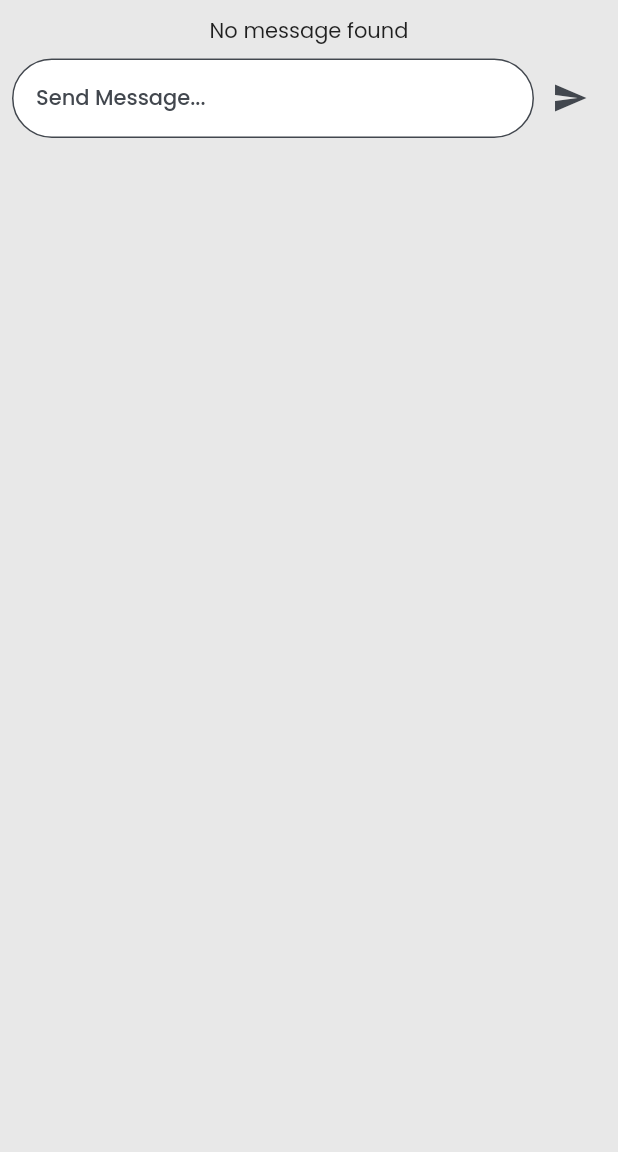
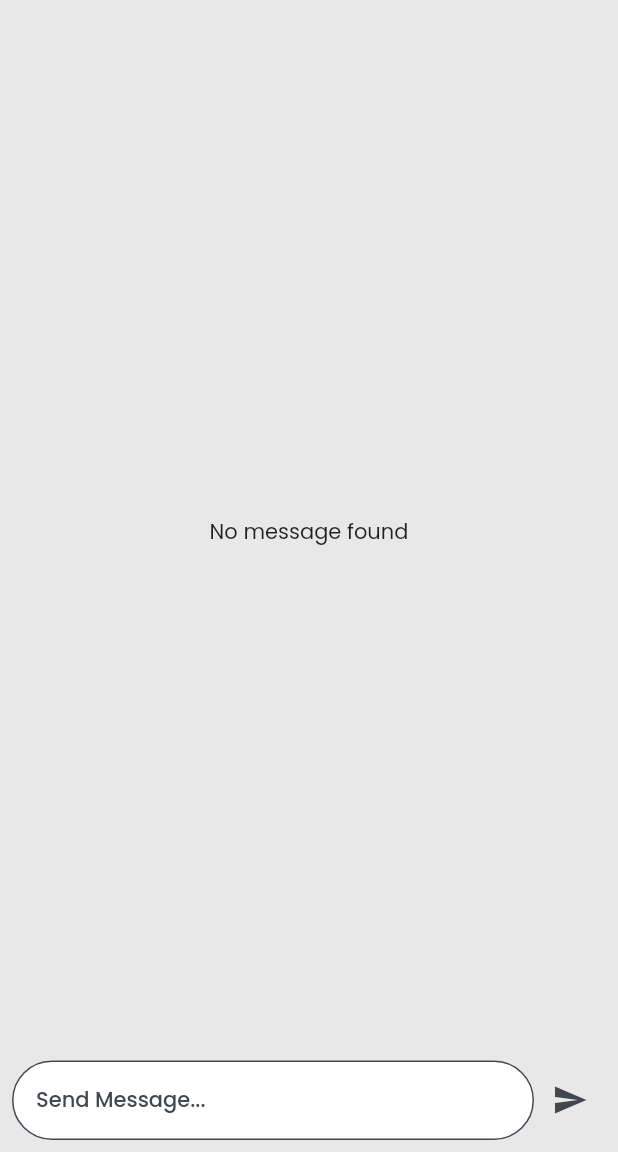
Before and after one commit to IvanSholana/chat_app, a Flutter app: the screen it shows once a user with an empty profile is signed in, on a phone screen of 412 x 824 dp, the part 84-1236 px from its top. Run offline on Flutter 3.47's test engine with Material 2 defaults, Android fonts, the phone set to English and light mode, and no system bars; our stand-ins replace cloud_firestore, firebase_auth, firebase_core, firebase_storage, google_fonts, image_picker; accounts and stored records are empty.

Commit message:
done app chat

```diff
--- a/lib/screens/home_screen/main_home.dart
+++ b/lib/screens/home_screen/main_home.dart
@@ -28,7 +28,8 @@ class _HomeScreenState extends State<HomeScreen> {
         child: Column(
           children: [
             const SizedBox(height: 10),
-            StreamBuilder(
+            Expanded(
+              child: StreamBuilder(
                 stream: FirebaseFirestore.instance
                     .collection('chat')
                     .orderBy('createdAt', descending: false)
@@ -59,7 +60,8 @@ class _HomeScreenState extends State<HomeScreen> {
 
                         // Cek jika pengguna berbeda dengan pengguna sebelumnya
                         if (currentUserID != lastUserID) {
-                        lastUserID = currentUserID; // Simpan pengguna terakhir
+                          lastUserID =
+                              currentUserID; // Simpan pengguna terakhir
                           return MessageSection(
                             data: snapshot.data!.docs[index].data(),
                             aktor: currentUserID ==
@@ -84,6 +86,7 @@ class _HomeScreenState extends State<HomeScreen> {
                   );
                 },
               ),
+            ),
             Padding(
               padding: const EdgeInsets.all(8.0),
               child: MessageBar(),
--- a/pubspec.yaml
+++ b/pubspec.yaml
@@ -43,6 +43,7 @@ dependencies:
   image_picker: ^1.0.4
   firebase_storage: ^11.2.6
   cloud_firestore: ^4.9.1
+  firebase_messaging: ^14.6.7
 
 dev_dependencies:
   flutter_test:
```
Also changed, not shown: lib/screens/home_screen/widget/message.dart (+5 -3 lines), pubspec.lock, 1 other file. Lines whose indentation alone changed are shown as unchanged.
